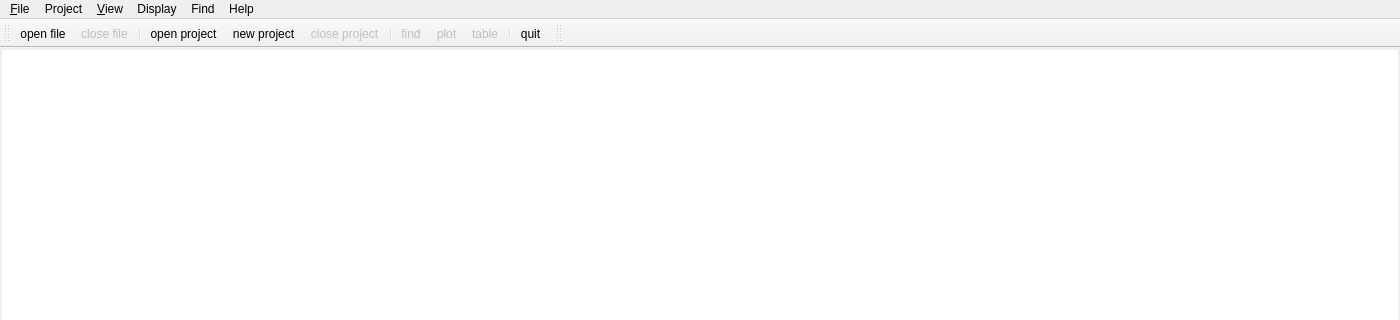
Above: MainWindow.ui from bendalab/NixView before the change; both pictures show x 0 to 1400 and y 0 to 320 of the 1400 by 788 pixel window. Below: the same form after it.
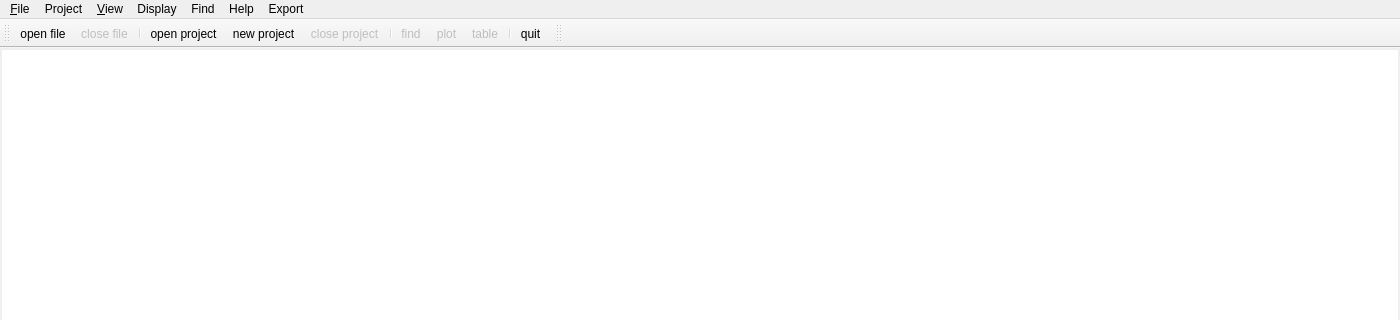
That is the form after the change. Icons and pictures are not drawn. Custom widgets are drawn as their Qt base class.

Commit message: rebase conflict solution

Patch:
```diff
--- a/MainWindow.ui
+++ b/MainWindow.ui
@@ -395,7 +395,7 @@
      <x>0</x>
      <y>0</y>
      <width>1400</width>
-     <height>22</height>
+     <height>25</height>
     </rect>
    </property>
    <widget class="QMenu" name="menuFile">
@@ -469,12 +469,19 @@
     <addaction name="separator"/>
     <addaction name="actionProject_edit"/>
    </widget>
+   <widget class="QMenu" name="menuExport">
+    <property name="title">
+     <string>Export</string>
+    </property>
+    <addaction name="actionToCSV"/>
+   </widget>
    <addaction name="menuFile"/>
    <addaction name="menuProject"/>
    <addaction name="menuView"/>
    <addaction name="menuPlot"/>
    <addaction name="menuFind"/>
    <addaction name="menuHelp"/>
+   <addaction name="menuExport"/>
   </widget>
   <widget class="QStatusBar" name="statusBar">
    <property name="sizePolicy">
```
Left out of the diff: 22 changed lines with no effect on the pictures. The commit also changes 1 other file.
